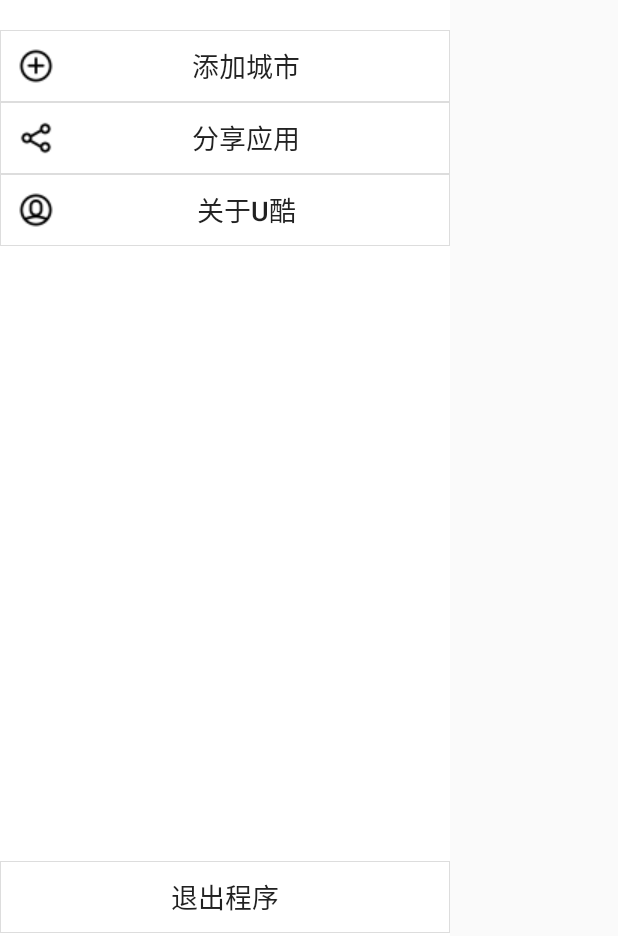
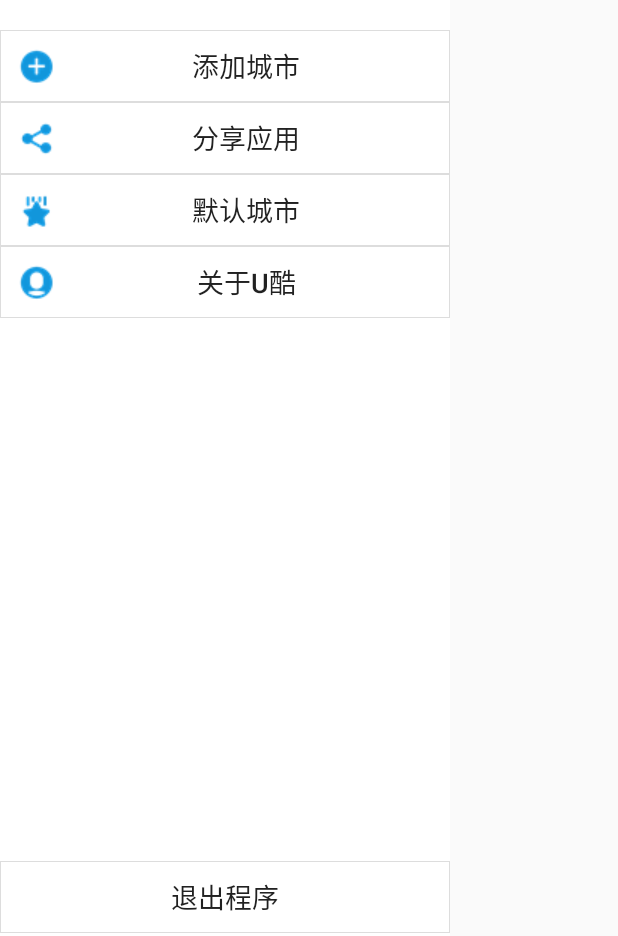
Before and after one commit to XiGuangKai/YouCoolWeather, an Android app: the fragment MainFragment shown on its own in the app's theme, on a phone screen of 412 x 824 dp, the part 300-1236 px from its top. Run offline under Robolectric (Android 15) with nearby library versions, the phone set to English and light mode, and no system bars; our stand-ins replace CircleImageView.

Commit message:
[20170918]Features--点击时更改图片显示颜色

```diff
--- a/app/src/main/java/com/europecoolweather/Fragment/MainFragment.java
+++ b/app/src/main/java/com/europecoolweather/Fragment/MainFragment.java
@@ -17,6 +17,7 @@ import com.europecoolweather.activity.CityManagerActivity;
 import com.europecoolweather.activity.ShareAppActivity;
 import com.europecoolweather.activity.WeatherShowActivity;
 import com.europecoolweather.util.DebugLog;
+import com.europecoolweather.util.UtilityClass;
 
 /**
  * DrawerLayout的抽屉Fragment
@@ -37,11 +38,14 @@ public class MainFragment extends Fragment implements View.OnClickListener{
     //关于作者
     private Button btnAboutAuthor;
 
+    //显示默认城市
+    private Button btnShowDefaultCity;
+
     //退出APP
     private Button btnExitApp;
 
+    //构造方法
     public MainFragment() {
-        // Required empty public constructor
     }
 
 
@@ -53,6 +57,7 @@ public class MainFragment extends Fragment implements View.OnClickListener{
         btnCityManager = (Button)view.findViewById(R.id.btn_city_manager);
         btnShareApp = (Button)view.findViewById(R.id.btn_share_app);
         btnAboutAuthor = (Button)view.findViewById(R.id.btn_about_author);
+        btnShowDefaultCity = (Button)view.findViewById(R.id.btn_show_default_city);
         btnExitApp = (Button)view.findViewById(R.id.btn_exit_app);
         DebugLog.d(TAG,"onCreateView() finished");
         return view;
@@ -65,6 +70,7 @@ public class MainFragment extends Fragment implements View.OnClickListener{
         //btnChangeBg.setOnClickListener(this);
         btnShareApp.setOnClickListener(this);
         btnAboutAuthor.setOnClickListener(this);
+        btnShowDefaultCity.setOnClickListener(this);
         btnExitApp.setOnClickListener(this);
         DebugLog.d(TAG,"onActivityCreated() finished");
     }
@@ -96,6 +102,24 @@ public class MainFragment extends Fragment implements View.OnClickListener{
                 closeLeftDrawerLayout();
                 Intent aboutMeIntent = new Intent(getActivity(),AboutMeActivity.class);
                 startActivity(aboutMeIntent);
+                break;
+            case R.id.btn_show_default_city:
+                DebugLog.d(TAG,"click show default city");
+                if (!(UtilityClass.getCityName(getActivity(),UtilityClass.DEFAULT_CITY_TYPE) == null)) {
+                    DebugLog.d(TAG,"show default city");
+                    //将显示级别设置为默认
+                    UtilityClass.SHOW_CITY_WEATHER_INFO = UtilityClass.SHOW_DEFAULT_CITY;
+
+                    //启动主界面
+                    Intent intent = new Intent(getActivity(), WeatherShowActivity.class);
+                    startActivity(intent);
+
+                    //关闭drawer
+                    closeLeftDrawerLayout();
+                }else {
+                    DebugLog.e(TAG,"no default city");
+                    UtilityClass.showToast(getActivity(),getString(R.string.toast_select_default_city));
+                }
                 break;
             case R.id.btn_exit_app:
                 //关闭drawer
--- /dev/null
+++ b/app/src/main/res/drawable/drawerlayout_about_author_bg.xml
@@ -0,0 +1,7 @@
+<?xml version="1.0" encoding="utf-8"?>
+<selector xmlns:android="http://schemas.android.com/apk/res/android" >
+    <item android:state_pressed="true"
+        android:drawable="@drawable/pressed_ic_about_author"></item>
+    <item android:drawable="@drawable/ic_about_author"></item>
+
+</selector>
--- /dev/null
+++ b/app/src/main/res/drawable/drawerlayout_add_city_bg.xml
@@ -0,0 +1,7 @@
+<?xml version="1.0" encoding="utf-8"?>
+<selector xmlns:android="http://schemas.android.com/apk/res/android" >
+    <item android:state_pressed="true"
+        android:drawable="@drawable/pressed_ic_add_city"></item>
+    <item android:drawable="@drawable/ic_add_city"></item>
+
+</selector>
--- /dev/null
+++ b/app/src/main/res/drawable/drawerlayout_default_city_bg.xml
@@ -0,0 +1,7 @@
+<?xml version="1.0" encoding="utf-8"?>
+<selector xmlns:android="http://schemas.android.com/apk/res/android" >
+    <item android:state_pressed="true"
+        android:drawable="@drawable/pressed_ic_default_city"></item>
+    <item android:drawable="@drawable/ic_default_city"></item>
+
+</selector>
--- /dev/null
+++ b/app/src/main/res/drawable/drawerlayout_share_app_bg.xml
@@ -0,0 +1,7 @@
+<?xml version="1.0" encoding="utf-8"?>
+<selector xmlns:android="http://schemas.android.com/apk/res/android" >
+    <item android:state_pressed="true"
+        android:drawable="@drawable/pressed_ic_share_app"></item>
+    <item android:drawable="@drawable/ic_share_app"></item>
+
+</selector>
--- a/app/src/main/res/layout/fragment_main.xml
+++ b/app/src/main/res/layout/fragment_main.xml
@@ -46,7 +46,7 @@
         android:layout_below="@id/linearLayout1"
         android:layout_marginTop="20dp"
         android:background="@drawable/drawerlayout_bt_bg"
-        android:drawableLeft="@drawable/ic_add_city"
+        android:drawableLeft="@drawable/drawerlayout_add_city_bg"
         android:gravity="center"
         android:padding="10dp"
         android:text="@string/tv_add_city"
@@ -58,19 +58,31 @@
         android:layout_height="wrap_content"
         android:layout_below="@id/btn_city_manager"
         android:background="@drawable/drawerlayout_bt_bg"
-        android:drawableLeft="@drawable/ic_share_app"
+        android:drawableLeft="@drawable/drawerlayout_share_app_bg"
         android:gravity="center"
         android:padding="10dp"
         android:text="@string/tv_share_app"
         android:textSize="18sp" />
 
     <Button
-        android:id="@+id/btn_about_author"
+        android:id="@+id/btn_show_default_city"
         android:layout_width="match_parent"
         android:layout_height="wrap_content"
         android:layout_below="@id/btn_share_app"
         android:background="@drawable/drawerlayout_bt_bg"
-        android:drawableLeft="@drawable/ic_about_author"
+        android:drawableLeft="@drawable/drawerlayout_default_city_bg"
+        android:gravity="center"
+        android:padding="10dp"
+        android:text="@string/btn_show_default_city"
+        android:textSize="18sp" />
+
+    <Button
+        android:id="@+id/btn_about_author"
+        android:layout_width="match_parent"
+        android:layout_height="wrap_content"
+        android:layout_below="@id/btn_show_default_city"
+        android:background="@drawable/drawerlayout_bt_bg"
+        android:drawableLeft="@drawable/drawerlayout_about_author_bg"
         android:gravity="center"
         android:padding="10dp"
         android:text="@string/tv_about_app"
--- a/app/src/main/res/values/strings.xml
+++ b/app/src/main/res/values/strings.xml
@@ -5,8 +5,10 @@
     <string name="tv_simple_style">简约风格的天气APP</string>
     <string name="tv_add_city">添加城市</string>
     <string name="tv_share_app">分享应用</string>
+    <string name="btn_show_default_city">默认城市</string>
     <string name="tv_about_app">关于U酷</string>
     <string name="tv_dropout_app">退出程序</string>
+    <string name="toast_select_default_city">请先设置默认城市</string>
 
     <!--退出APP-->
     <string name="dialog_title_exit_app">退出 U酷天气</string>
```
Also changed, not shown: app/src/main/res/drawable/homep_title_refresh.png (deleted), app/src/main/res/drawable/ic_about_author.png, app/src/main/res/drawable/ic_add_city.png, app/src/main/res/drawable/ic_default_city.png (added), app/src/main/res/drawable/ic_share_app.png, app/src/main/res/drawable/pressed_ic_about_author.png (added), app/src/main/res/drawable/pressed_ic_add_city.png (added), app/src/main/res/drawable/pressed_ic_default_city.png (added), app/src/main/res/drawable/pressed_ic_share_app.png (added).
